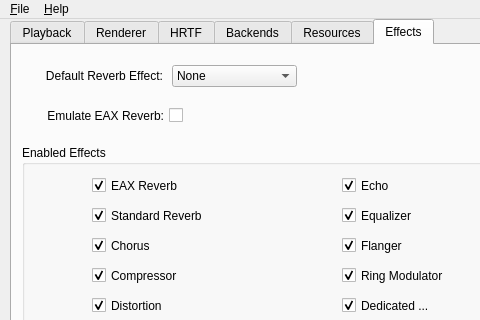
kcat/openal-soft, file utils/alsoft-config/mainwindow.ui: the form before one commit; both pictures show x 0 to 480 and y 0 to 320 of the 564 by 460 pixel window.
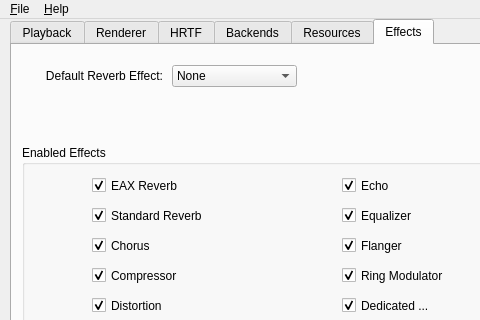
The form after the commit. The open tabs and pages were chosen to show the change. Icons and pictures are not drawn.

Commit message: Remove standard reverb specific processing functions

What changed in the file:
```diff
--- a/utils/alsoft-config/mainwindow.ui
+++ b/utils/alsoft-config/mainwindow.ui
@@ -1924,27 +1924,6 @@
      <attribute name="title">
       <string>Effects</string>
      </attribute>
-     <widget class="QCheckBox" name="emulateEaxCheckBox">
-      <property name="geometry">
-       <rect>
-        <x>10</x>
-        <y>60</y>
-        <width>161</width>
-        <height>21</height>
-       </rect>
-      </property>
-      <property name="toolTip">
-       <string>Uses a simpler reverb method to emulate the EAX reverb
-effect. This may slightly improve performance at the cost of
-some quality.</string>
-      </property>
-      <property name="layoutDirection">
-       <enum>Qt::RightToLeft</enum>
-      </property>
-      <property name="text">
-       <string>Emulate EAX Reverb:</string>
-      </property>
-     </widget>
      <widget class="QGroupBox" name="groupBox_5">
       <property name="geometry">
        <rect>
```
Left out of the diff: 7 changed lines with no effect on the pictures. The commit also changes 5 other files.
